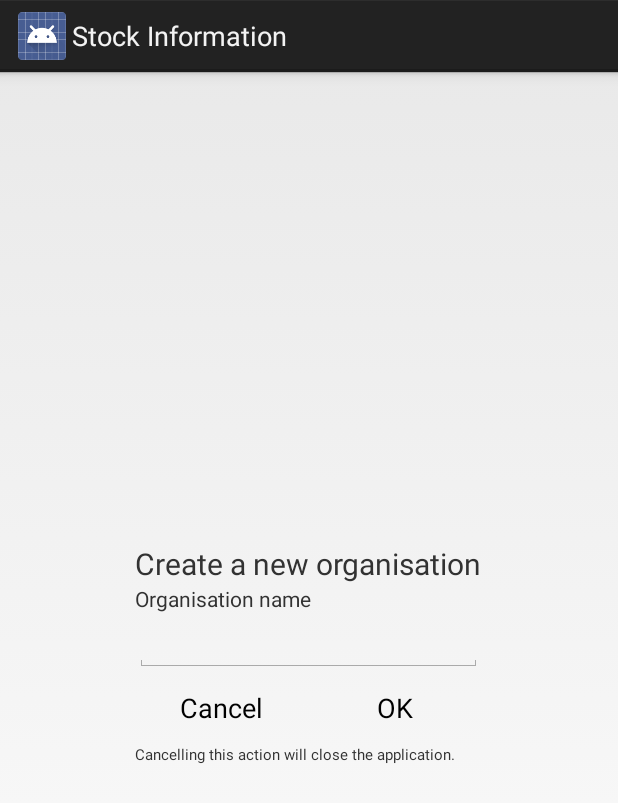
After one commit to vrbh/android, an Android app: the layout dialog_create_organisation.xml on its own in the app's theme, with its tools: preview values and no code run, on a phone screen of 412 x 824 dp. The commit adds this screen. Shown: the top 803 px of the screen. Run offline under Robolectric (Android 15) with nearby library versions, the phone set to English and light mode, and no system bars.

Commit message:
First part for creating a new organisation

```diff
--- a/VoorraadInformation/src/main/java/me/sohier/vrbh/internal/APIClasses/Organisation.java
+++ b/VoorraadInformation/src/main/java/me/sohier/vrbh/internal/APIClasses/Organisation.java
@@ -1,4 +1,10 @@
 package me.sohier.vrbh.internal.APIClasses;
 
 public class Organisation {
+    public Org organisation;
+
+    public class Org
+    {
+        public String name;
+    }
 }
--- a/VoorraadInformation/src/main/java/me/sohier/vrbh/internal/APIClasses/User.java
+++ b/VoorraadInformation/src/main/java/me/sohier/vrbh/internal/APIClasses/User.java
@@ -5,7 +5,7 @@
     public Usr user;
 
     public class Usr {
-        public Organisation orgs[];
+        public Organisation.Org orgs[];
         public String username;
     }
 }
--- /dev/null
+++ b/VoorraadInformation/src/main/res/layout/dialog_create_organisation.xml
@@ -0,0 +1,52 @@
+<LinearLayout xmlns:android="http://schemas.android.com/apk/res/android"
+    android:id="@+id/edit_name"
+    android:layout_width="wrap_content"
+    android:layout_height="wrap_content"
+    android:layout_gravity="center"
+    android:orientation="vertical">
+
+    <TextView
+        android:layout_width="wrap_content"
+        android:layout_height="wrap_content"
+        android:text="@string/create_org"
+        android:textSize="20sp" />
+
+    <TextView
+        android:id="@+id/dialog_text"
+        android:text="@string/organisiation_name"
+        android:layout_width="wrap_content"
+        android:layout_height="wrap_content" />
+
+    <EditText
+        android:layout_width="fill_parent"
+        android:layout_height="wrap_content"
+        android:id="@+id/org_name" />
+
+    <LinearLayout
+        android:layout_width="fill_parent"
+        android:layout_height="wrap_content"
+        android:orientation="horizontal">
+
+        <Button
+            android:layout_width="wrap_content"
+            android:layout_height="wrap_content"
+            android:id="@+id/cancel"
+            android:text="@string/alert_dialog_cancel"
+            style="?android:attr/buttonBarButtonStyle"
+            android:layout_weight="1" />
+
+        <Button
+            android:layout_width="wrap_content"
+            android:layout_height="wrap_content"
+            android:layout_weight="1"
+            android:id="@+id/ok"
+            style="?android:attr/buttonBarButtonStyle"
+            android:text="@string/alert_dialog_ok" />
+    </LinearLayout>
+    <TextView
+        android:layout_width="wrap_content"
+        android:layout_height="wrap_content"
+        android:visibility="visible" android:id="@+id/cancel_close_warn"
+        android:text="@string/cancel_will_close"
+        android:textSize="10sp" />
+</LinearLayout>
--- a/VoorraadInformation/src/main/res/values/strings.xml
+++ b/VoorraadInformation/src/main/res/values/strings.xml
@@ -13,5 +13,8 @@
     <string name="alert_dialog_create">Create</string>
     <string name="alert_dialog_cancel">Cancel</string>
     <string name="no_org">You have no organisations yet in your account. Do you want to create or join one? </string>
+    <string name="organisiation_name">Organisation name</string>
+    <string name="create_org">Create a new organisation</string>
+    <string name="cancel_will_close">Cancelling this action will close the application.</string>
 
 </resources>
```
Also changed, not shown: VoorraadInformation/src/main/java/me/sohier/vrbh/Fragments/CreateOrgFragment.java (added, +75 -0 lines), VoorraadInformation/src/main/java/me/sohier/vrbh/StartActivity.java (+15 -3 lines), VoorraadInformation/src/main/java/me/sohier/vrbh/internal/API.java (+27 -0 lines), VoorraadInformation/src/main/java/me/sohier/vrbh/internal/AbstractRequest.java (added, +51 -0 lines), VoorraadInformation/src/main/java/me/sohier/vrbh/internal/GsonRequest.java (+3 -31 lines), VoorraadInformation/src/main/java/me/sohier/vrbh/internal/PostRequest.java (added, +42 -0 lines), VoorraadInformation/src/main/res/layout/dialog_fragment_layout.xml (deleted, +0 -10 lines).
